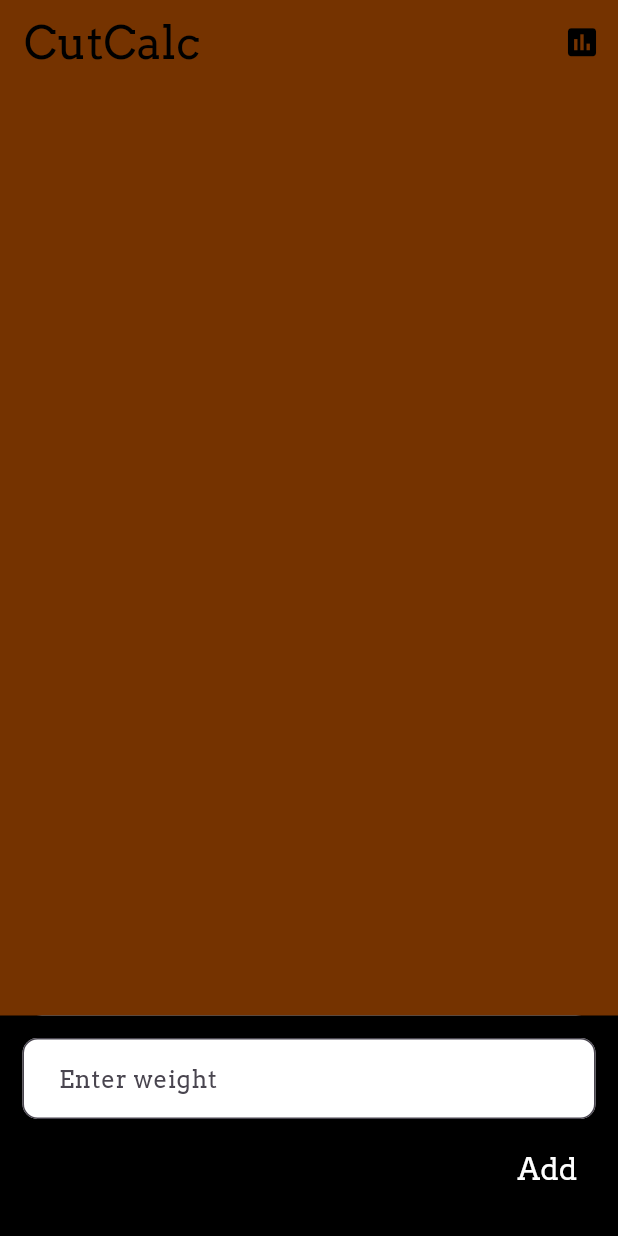
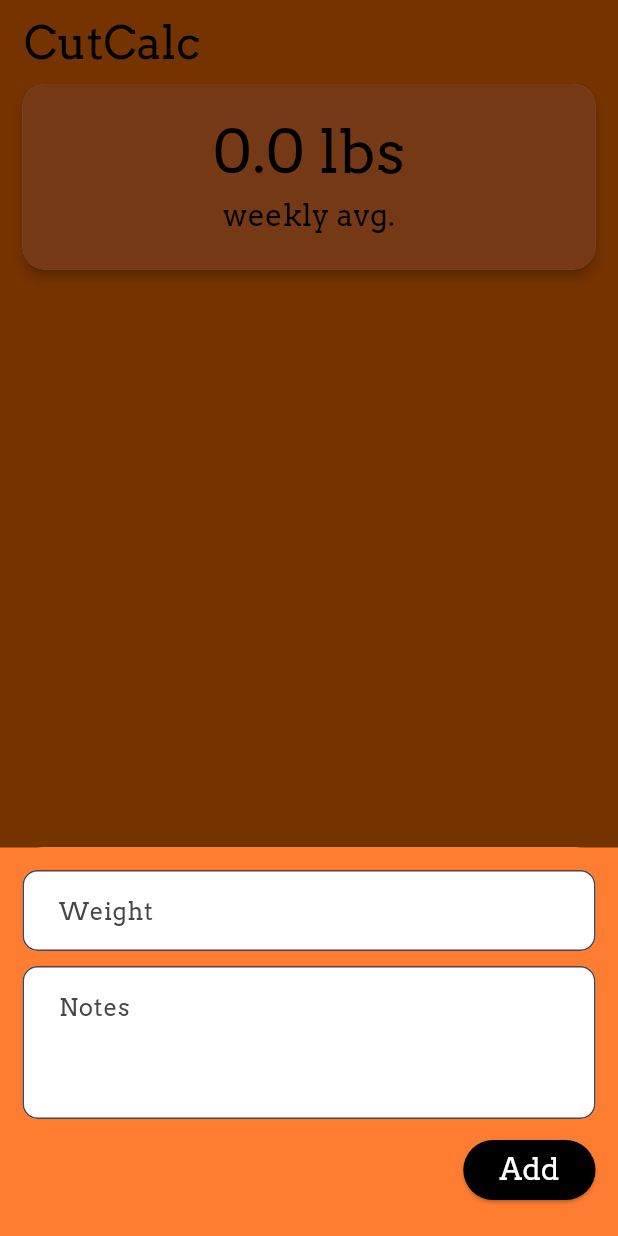
Before and after one commit to rahulg221/cut_calc_, a Flutter app: the screen it shows after launch, after a tap on the "add" icon, on a phone screen of 412 x 824 dp. Run offline on Flutter 3.47's test engine with Material 2 defaults, Android fonts, the phone set to English and light mode, and no system bars; our stand-ins replace fl_chart, sqflite; accounts and stored records are empty.

Commit message:
Add files via upload

```diff
--- a/lib/homepage.dart
+++ b/lib/homepage.dart
@@ -16,12 +16,16 @@ class _MyHomePageState extends State<MyHomePage> {
   //Logs
   List<Map<String, dynamic>> _logs = [];
   bool _isLoading = true;
-  List<double> weeklyLogs = [180, 179, 181];
 
   Color primaryColor = Color.fromARGB(255, 255, 111, 0);
   Color secondaryColor = Color.fromARGB(255, 255, 125, 49);
 
   String fontStyle = 'Arvo';
+
+  double weeklyAvg = 0.0;
+
+  final TextEditingController _weightController = TextEditingController();
+  final TextEditingController _noteController = TextEditingController();
 
   //Fetches data from database
   void _refreshLogs() async {
@@ -32,26 +36,58 @@ class _MyHomePageState extends State<MyHomePage> {
     });
   }
 
+  Future<void> _addLog() async {
+    double weight = double.tryParse(_weightController.text) ?? 0.0;
+    String notes = _noteController.text;
+    await SQLHelper.addLog(weight, notes);
+    _refreshLogs();
+  }
+
+  void _deleteLog(int id) async {
+    await SQLHelper.deleteLog(id);
+    ScaffoldMessenger.of(context).showSnackBar(SnackBar(
+        content: Text('Log deleted.',
+            style: TextStyle(
+                fontFamily: fontStyle, color: Colors.black, fontSize: 18)),
+        backgroundColor: secondaryColor));
+
+    _refreshLogs();
+  }
+
+  Future<void> _calculateAvg() async {
+    double avg = await SQLHelper.calculateAverageWeight();
+
+    setState(() {
+      weeklyAvg = avg;
+    });
+  }
+
   @override
   void initState() {
     super.initState();
     _refreshLogs(); // Load in all logs
   }
 
-  final TextEditingController _weightController = TextEditingController();
+  @override
+  void dispose() {
+    _noteController.dispose();
+    _weightController.dispose();
+    super.dispose();
+  }
 
   void _showForm(int? id) async {
     // update existing log
     if (id != null) {
       final existingLog = _logs.firstWhere((element) => element['id'] == id);
       _weightController.text = existingLog['weight'];
+      _noteController.text = existingLog['notes'];
     } else {
       showModalBottomSheet(
           context: context,
           elevation: 5,
           isScrollControlled: true,
           builder: (_) => Container(
-              color: Colors.black,
+              color: secondaryColor,
               padding: EdgeInsets.only(
                 top: 15,
                 left: 15,
@@ -67,7 +103,7 @@ class _MyHomePageState extends State<MyHomePage> {
                     keyboardType:
                         TextInputType.numberWithOptions(decimal: true),
                     decoration: InputDecoration(
-                      hintText: 'Enter weight',
+                      hintText: 'Weight',
                       hintStyle: TextStyle(fontFamily: fontStyle),
                       contentPadding: EdgeInsets.symmetric(
                           vertical: 15.0, horizontal: 20.0), // Adjust padding
@@ -79,74 +115,155 @@ class _MyHomePageState extends State<MyHomePage> {
                     ),
                   ),
                   const SizedBox(height: 10),
-                  TextButton(
+                  TextField(
+                    controller: _noteController,
+                    maxLines: 3,
+                    decoration: InputDecoration(
+                      hintText: 'Notes',
+                      hintStyle: TextStyle(fontFamily: fontStyle),
+                      contentPadding: EdgeInsets.symmetric(
+                          vertical: 15.0, horizontal: 20.0), // Adjust padding
+                      filled: true,
+                      fillColor: Colors.white, // Set the background color
+                      border: OutlineInputBorder(
+                        borderRadius: BorderRadius.all(Radius.circular(10.0)),
+                      ),
+                    ),
+                  ),
+                  const SizedBox(height: 10),
+                  ElevatedButton(
+                    style: ElevatedButton.styleFrom(
+                        backgroundColor: Colors.black,
+                        foregroundColor: Colors.white),
                     onPressed: () async {
                       await _addLog();
 
-                      _weightController.text = '';
+                      _calculateAvg();
+
+                      _weightController.clear();
+                      _noteController.clear();
 
                       if (!mounted) return;
                       Navigator.of(context).pop();
                     },
                     child: Text('Add',
-                        style: TextStyle(
-                            color: Colors.white,
-                            fontSize: 20,
-                            fontFamily: fontStyle)),
+                        style: TextStyle(fontSize: 20, fontFamily: fontStyle)),
                   )
                 ],
               )));
     }
   }
 
-  Future<void> _addLog() async {
-    double weight = double.tryParse(_weightController.text) ?? 0.0;
-    await SQLHelper.addLog(weight);
-    _refreshLogs();
-  }
-
-  void _deleteLog(int id) async {
-    await SQLHelper.deleteLog(id);
-    ScaffoldMessenger.of(context).showSnackBar(SnackBar(
-      content: Text('Log deleted.', style: TextStyle(fontFamily: fontStyle)),
-      backgroundColor: Colors.black,
-    ));
-
-    _refreshLogs();
-  }
-
-  Widget _logView() => ListView.builder(
+  Widget _logView() => Container(
+        height: MediaQuery.of(context).size.height * 0.7,
+        child: ListView.builder(
           itemCount: _logs.length,
           itemBuilder: (context, index) {
             final weight = _logs[index]['weight'] as double;
-          final currentDate = DateTime.parse(_logs[index]
-              ['currentDate']); // Assuming you're storing the date as a String
-          final formattedDate = DateFormat('MMM dd, yyyy').format(currentDate);
+            final notes = _logs[index]['notes'] ?? '';
+            final currentDate = DateTime.parse(_logs[index][
+                'currentDate']); // Assuming you're storing the date as a String
+            final formattedDate =
+                DateFormat('MMM dd, yyyy').format(currentDate);
 
             return Card(
+              elevation: 3.0,
               color: secondaryColor,
               margin: const EdgeInsets.all(15),
+              child: GestureDetector(
+                onTap: () {
+                  if (notes != '') {
+                    ScaffoldMessenger.of(context).showSnackBar(
+                      SnackBar(
+                        content: Text(
+                          notes,
+                          style: TextStyle(
+                            fontWeight: FontWeight.w500,
+                            color: Colors.black,
+                            fontSize: 18,
+                            fontFamily: fontStyle,
+                          ),
+                        ),
+                        backgroundColor: secondaryColor,
+                      ),
+                    );
+                  }
+                },
                 child: ListTile(
-                title: Text(weight.toString() + ' lbs',
+                  title: Text(
+                    weight.toString() + ' lbs',
                     style: TextStyle(
                       fontWeight: FontWeight.w500,
                       color: Colors.black,
                       fontSize: 25,
-                        fontFamily: fontStyle)),
-                subtitle: Text(formattedDate,
+                      fontFamily: fontStyle,
+                    ),
+                  ),
+                  subtitle: Text(
+                    formattedDate,
                     style: TextStyle(
                       fontWeight: FontWeight.w500,
                       color: Colors.black,
                       fontSize: 18,
-                        fontFamily: fontStyle)),
+                      fontFamily: fontStyle,
+                    ),
+                  ),
                   trailing: SizedBox(
                     width: 30,
                     child: IconButton(
                         icon: const Icon(Icons.clear, color: Colors.black),
-                      onPressed: () => _deleteLog(_logs[index]['id']),
-                    ))),
+                        onPressed: () {
+                          _deleteLog(_logs[index]['id']);
+
+                          _calculateAvg();
+                        }),
+                  ),
+                ),
+              ),
             );
           },
+        ),
+      );
+
+  Widget _dashboard() => Material(
+        elevation: 3.0, // Adjust the elevation value as needed
+        borderRadius: BorderRadius.circular(15.0),
+        child: Container(
+            height: MediaQuery.of(context).size.height * 0.15,
+            width: MediaQuery.of(context).size.width - 30,
+            decoration: BoxDecoration(
+              color: secondaryColor,
+              borderRadius:
+                  BorderRadius.circular(15.0), // Adjust the radius as needed
+            ),
+            child: Center(
+                child: Padding(
+              padding: EdgeInsets.only(
+                top: MediaQuery.of(context).size.height * 0.02,
+              ),
+              child: Column(
+                children: [
+                  Text(
+                    '${weeklyAvg.toStringAsFixed(1)} lbs',
+                    style: TextStyle(
+                      fontWeight: FontWeight.w500,
+                      color: Colors.black,
+                      fontSize: 40,
+                      fontFamily: fontStyle,
+                    ),
+                  ),
+                  Text(
+                    'weekly avg.',
+                    style: TextStyle(
+                      fontWeight: FontWeight.w500,
+                      color: Colors.black,
+                      fontSize: 20,
+                      fontFamily: fontStyle,
+                    ),
+                  ),
+                ],
+              ),
+            ))),
       );
 
   Widget build(BuildContext context) {
@@ -160,28 +277,15 @@ class _MyHomePageState extends State<MyHomePage> {
                 color: Colors.black,
                 fontSize: 30,
                 fontFamily: fontStyle)),
-        actions: [
-          IconButton(
-            onPressed: () {
-              // Navigate to the other page
-              Navigator.push(
-                context,
-                MaterialPageRoute(
-                    builder: (context) => MyStatsPage(
-                          title: 'Stats',
-                          weeklyLogs: [1, 2, 3],
-                        )),
-              );
-            },
-            icon: Icon(Icons.insert_chart,
-                color: Colors.black,
-                size: 25), // Wrap the icon with Icon widget
-          )
-        ],
       ),
       body: _isLoading
           ? const Center(child: CircularProgressIndicator())
-          : _logView(),
+          : Column(
+              children: [
+                _dashboard(),
+                _logView(),
+              ],
+            ),
       floatingActionButton: FloatingActionButton(
         onPressed: () => _showForm(null),
         tooltip: 'Add Log',
--- a/lib/sql_helper.dart
+++ b/lib/sql_helper.dart
@@ -4,20 +4,27 @@ import 'package:sqflite/sqflite.dart' as sql;
 class SQLHelper {
   static Future<void> createTables(sql.Database database) async {
     await database.execute(
-        """CREATE TABLE items(id INTEGER PRIMARY KEY AUTOINCREMENT NOT NULL, weight REAL, currentDate TIMESTAMP NOT NULL DEFAULT CURRENT_TIMESTAMP)""");
+        """CREATE TABLE items(id INTEGER PRIMARY KEY AUTOINCREMENT NOT NULL, weight REAL, notes TEXT, currentDate TIMESTAMP NOT NULL DEFAULT CURRENT_TIMESTAMP)""");
   }
 
   static Future<sql.Database> db() async {
-    return sql.openDatabase('weightTracker.db', version: 1,
-        onCreate: (sql.Database database, int version) async {
-      await createTables(database);
-    });
+    return sql.openDatabase(
+      'weightTracker.db', version: 2, // Increment the version number
+      onCreate: (sql.Database database, int version) async {
+        await createTables(database);
+      },
+      onUpgrade: (sql.Database db, int oldVersion, int newVersion) async {
+        if (oldVersion < 2) {
+          await db.execute('ALTER TABLE items ADD COLUMN notes TEXT');
+        }
+      },
+    );
   }
 
-  static Future<int> addLog(double weight) async {
+  static Future<int> addLog(double weight, String notes) async {
     final db = await SQLHelper.db();
 
-    final data = {'weight': weight};
+    final data = {'weight': weight, 'notes': notes};
     final id = await db.insert('items', data,
         conflictAlgorithm: sql.ConflictAlgorithm.replace);
     return id;
@@ -34,6 +41,26 @@ class SQLHelper {
     return db.query('items', where: "id = ?", whereArgs: [id], limit: 1);
   }
 
+  static Future<List<Map<String, dynamic>>> getWeeklyLogs() async {
+    final db = await SQLHelper.db();
+    return db.query('items',
+        orderBy: "id DESC", limit: 7); // Fetch the last 7 entries
+  }
+
+  static Future<double> calculateAverageWeight() async {
+    final logs = await getWeeklyLogs();
+    if (logs.isEmpty) {
+      return 0.0; // Default value if there are no logs
+    }
+
+    double totalWeight = 0;
+    for (var log in logs) {
+      totalWeight += log['weight'] as double;
+    }
+
+    return totalWeight / logs.length;
+  }
+
   static Future<void> deleteLog(int id) async {
     final db = await SQLHelper.db();
 
@@ -47,4 +74,5 @@ class SQLHelper {
 
 //id: id of entry
 //weight: logged weight
+//notes: additional notes
 //currentDate: date logged on
```
Lines whose indentation alone changed are shown as unchanged.
